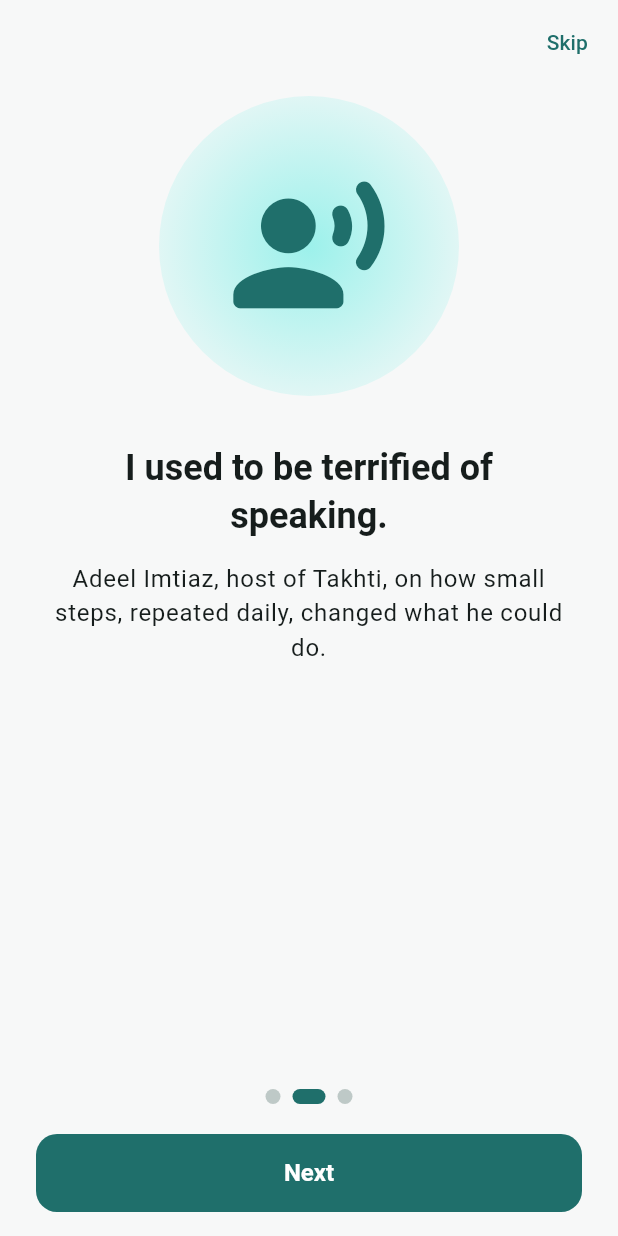
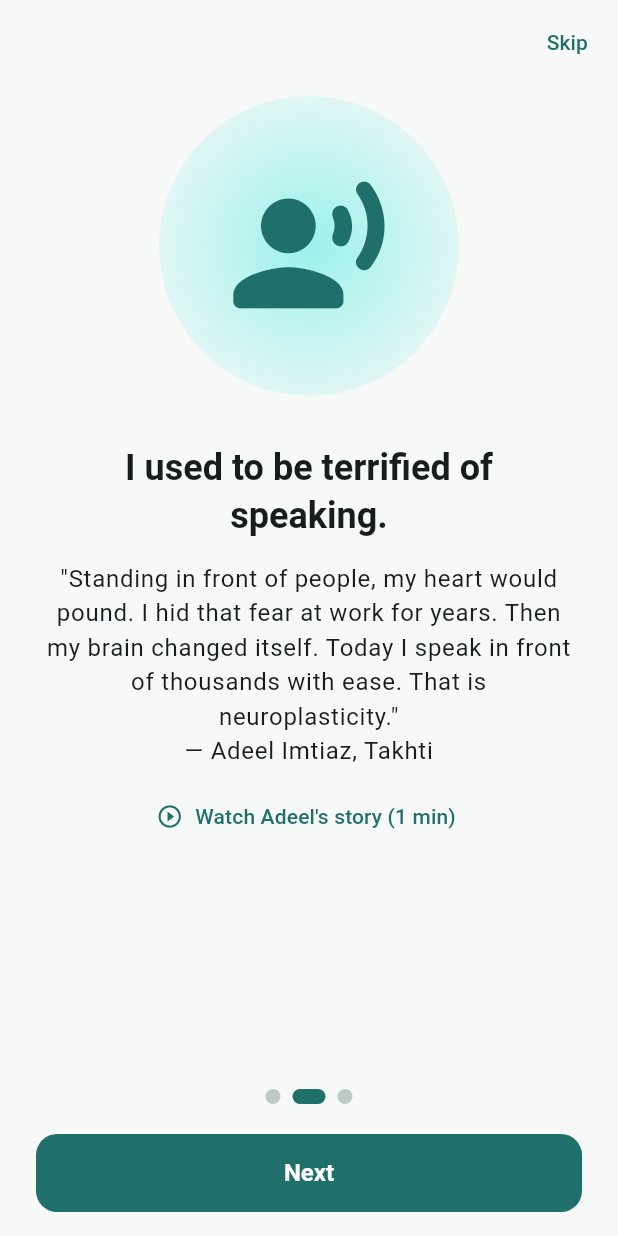
Before and after one commit to AwaizFatima08/takhti, a Flutter app: the screen it shows after launch, swiped to page 2, on a phone screen of 412 x 824 dp. Run offline on Flutter 3.47's test engine with Material 3 defaults, Android fonts, the phone set to English and light mode, and no system bars; our stand-ins replace cloud_firestore, firebase_auth, firebase_core, firebase_crashlytics, flutter_local_notifications, flutter_riverpod and 6 more; accounts and stored records are empty.

Commit message:
v1.0.1 (build 2): Adeel's story on onboarding, dialog and Today fixes
- Onboarding page 2: Adeel's stage-fright story (paraphrased from the
  Course Launch video, 1:05-2:00) with a link to the clip.
- Dialog actions no longer stack: compact button style for dialogs.
- Today's reflection card shows the action in at most two lines.
- Bundled lessons are the reviewed content.

Co-Authored-By: Claude Opus 5.5 <noreply@anthropic.com>

```diff
--- a/lib/app/config.dart
+++ b/lib/app/config.dart
@@ -1,6 +1,6 @@
 /// App-wide constants. Keep [kAppBuild] equal to the `+N` build number in
 /// pubspec.yaml (test/config_test.dart checks this).
-const int kAppBuild = 1;
+const int kAppBuild = 2;
 
 const String kTermsVersion = '2026-10';
 
--- a/lib/app/theme.dart
+++ b/lib/app/theme.dart
@@ -2,6 +2,10 @@ import 'package:flutter/material.dart';
 
 /// Placeholder accent until Takhti's brand colour is confirmed (D10).
 const Color kTeal = Color(0xFF1F6F6B);
+
+/// Dialog actions need a normal width: the app-wide filled button style is
+/// full width, which makes AlertDialog stack its actions vertically.
+final ButtonStyle kDialogButtonStyle = FilledButton.styleFrom(minimumSize: const Size(88, 48));
 
 ThemeData buildTheme(Brightness brightness) {
   final scheme = ColorScheme.fromSeed(seedColor: kTeal, brightness: brightness).copyWith(
--- a/lib/features/onboarding/onboarding_screen.dart
+++ b/lib/features/onboarding/onboarding_screen.dart
@@ -60,10 +60,12 @@ class _OnboardingScreenState extends ConsumerState<OnboardingScreen> {
                   _Page(
                     art: OnboardingArt.voice,
                     title: 'I used to be terrified of speaking.',
-                    // TODO(content): Adeel's story text + Course Launch clip (1:10–2:00)
-                    // from Content Pack v0.1, Screen 2.
-                    body: 'Adeel Imtiaz, host of Takhti, on how small steps, repeated '
-                        'daily, changed what he could do.',
+                    // Paraphrased from Adeel's Course Launch video (7dUmK-l5S2Y, 1:05–2:00).
+                    body: '"Standing in front of people, my heart would pound. I hid that fear '
+                        'at work for years. Then my brain changed itself. Today I speak in front '
+                        'of thousands with ease. That is neuroplasticity."\n— Adeel Imtiaz, Takhti',
+                    linkLabel: 'Watch Adeel\'s story (1 min)',
+                    linkUrl: 'https://www.youtube.com/watch?v=7dUmK-l5S2Y&t=65s',
                   ),
                   _Page(
                     art: OnboardingArt.loop,
@@ -108,11 +110,19 @@ class _OnboardingScreenState extends ConsumerState<OnboardingScreen> {
 }
 
 class _Page extends StatelessWidget {
-  const _Page({required this.art, required this.title, required this.body});
+  const _Page({
+    required this.art,
+    required this.title,
+    required this.body,
+    this.linkLabel,
+    this.linkUrl,
+  });
 
   final OnboardingArt art;
   final String title;
   final String body;
+  final String? linkLabel;
+  final String? linkUrl;
 
   @override
   Widget build(BuildContext context) {
@@ -131,6 +141,14 @@ class _Page extends StatelessWidget {
           ),
           const SizedBox(height: 14),
           Text(body, style: theme.textTheme.bodyLarge, textAlign: TextAlign.center),
+          if (linkUrl != null) ...[
+            const SizedBox(height: 8),
+            TextButton.icon(
+              onPressed: () => openLink(context, Uri.parse(linkUrl!)),
+              icon: const Icon(Icons.play_circle_outline),
+              label: Text(linkLabel ?? 'Watch'),
+            ),
+          ],
         ],
       ),
     );
--- a/lib/features/profile/feedback_dialog.dart
+++ b/lib/features/profile/feedback_dialog.dart
@@ -2,6 +2,7 @@ import 'package:flutter/material.dart';
 import 'package:flutter_riverpod/flutter_riverpod.dart';
 
 import '../../app/config.dart';
+import '../../app/theme.dart';
 import '../../app/providers.dart';
 import '../../shared/widgets/common.dart';
 import 'user_repository.dart';
@@ -91,6 +92,7 @@ class _FeedbackDialogState extends ConsumerState<_FeedbackDialog> {
       actions: [
         TextButton(onPressed: () => Navigator.of(context).pop(false), child: const Text('Cancel')),
         FilledButton(
+          style: kDialogButtonStyle,
           onPressed: _rating == 0 || _busy ? null : _send,
           child: _busy
               ? const SizedBox(width: 18, height: 18, child: CircularProgressIndicator(strokeWidth: 2))
--- a/pubspec.yaml
+++ b/pubspec.yaml
@@ -16,7 +16,7 @@ publish_to: 'none' # Remove this line if you wish to publish to pub.dev
 # https://developer.apple.com/library/archive/documentation/General/Reference/InfoPlistKeyReference/Articles/CoreFoundationKeys.html
 # In Windows, build-name is used as the major, minor, and patch parts
 # of the product and file versions while build-number is used as the build suffix.
-version: 1.0.0+1
+version: 1.0.1+2
 
 environment:
   sdk: ^3.11.5
```
Also changed, not shown: lib/features/profile/profile_screen.dart (+10 -2 lines), lib/features/today/today_screen.dart (+6 -1 lines).
